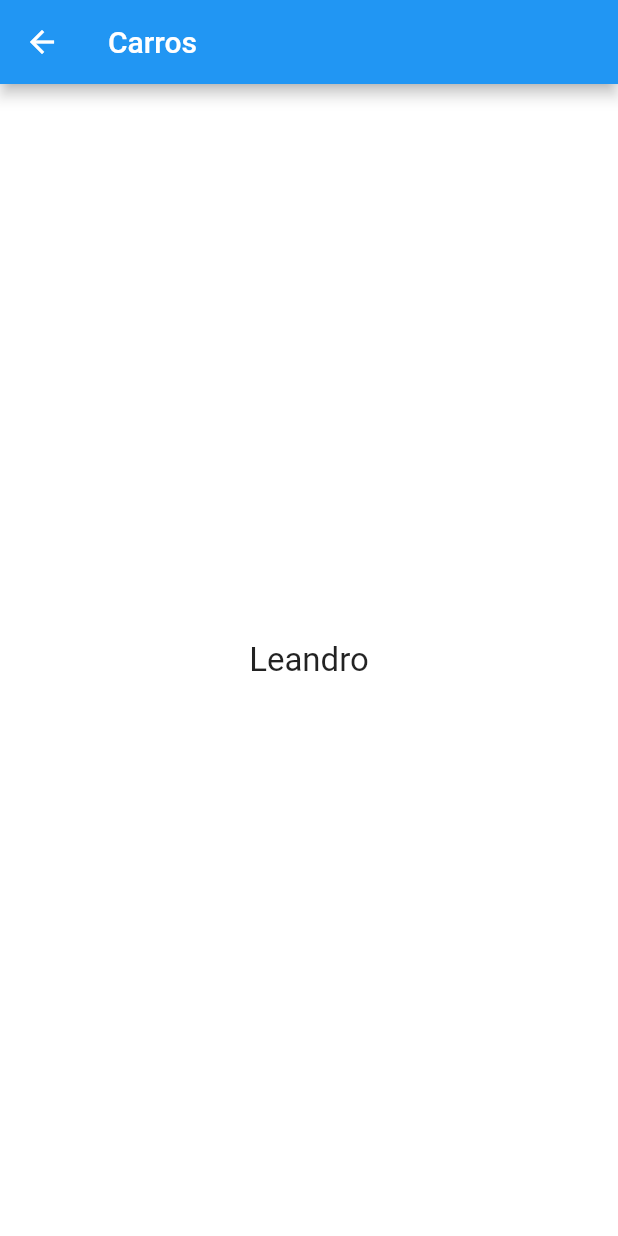
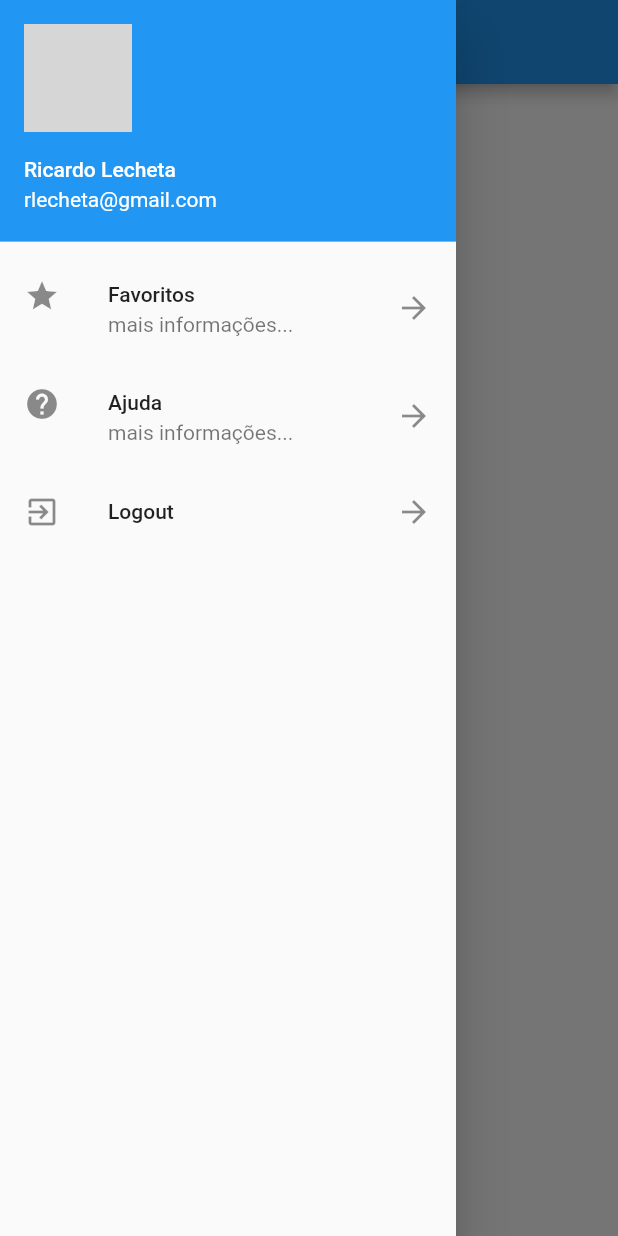
Before and after one commit to 17bastos/carros, a Flutter app: the HomePage screen opened directly, with the side drawer open (before the commit the screen has no drawer), on a phone screen of 412 x 824 dp. Run offline on Flutter 3.47's test engine with Material 2 defaults, Android fonts, the phone set to English and light mode, and no system bars; network calls fail; grey boxes are pictures that could not be loaded.

Commit message:
Seção 7: Home & Drawer

```diff
--- a/lib/pages/home_page.dart
+++ b/lib/pages/home_page.dart
@@ -1,3 +1,4 @@
+import 'package:carros/widgets/drawer-list.dart';
 import 'package:flutter/cupertino.dart';
 import 'package:flutter/material.dart';
 
@@ -9,6 +10,7 @@ class HomePage extends StatelessWidget {
         title: Text("Carros"),
       ),
       body: _body(),
+      drawer: DrawerList(),
     );
   }
 
--- a/lib/pages/login_page.dart
+++ b/lib/pages/login_page.dart
@@ -87,7 +87,7 @@ class _LoginPageState extends State<LoginPage> {
     if (response.ok) {
       Usuario user = response.result;
       print(user);
-      push(context, HomePage());
+      push(context, HomePage(), replace: true);
     } else {
       alert(context, response.msg);
     }
--- /dev/null
+++ b/lib/widgets/drawer-list.dart
@@ -0,0 +1,54 @@
+import 'package:carros/pages/login_page.dart';
+import 'package:carros/utils/nav.dart';
+import 'package:flutter/material.dart';
+
+class DrawerList extends StatelessWidget {
+  @override
+  Widget build(BuildContext context) {
+    return Drawer(
+      child: ListView(
+        children: <Widget>[
+          UserAccountsDrawerHeader(
+            accountName: Text("Ricardo Lecheta"),
+            accountEmail: Text("rlecheta@gmail.com"),
+            currentAccountPicture: CircleAvatar(
+              backgroundImage: NetworkImage(
+                  "https://encrypted-tbn0.gstatic.com/images?q=tbn:ANd9GcQqP85ZnOcRSCX3nlYdkCvSxhSuZs0bLt1He8EvGr5ne8c7mTqW"),
+            ),
+          ),
+          ListTile(
+            leading: Icon(Icons.star),
+            title: Text("Favoritos"),
+            subtitle: Text("mais informações..."),
+            trailing: Icon(Icons.arrow_forward),
+            onTap: () {
+              print("Item 1");
+              Navigator.pop(context);
+            },
+          ),
+          ListTile(
+            leading: Icon(Icons.help),
+            title: Text("Ajuda"),
+            subtitle: Text("mais informações..."),
+            trailing: Icon(Icons.arrow_forward),
+            onTap: () {
+              print("Item 1");
+              Navigator.pop(context);
+            },
+          ),
+          ListTile(
+            leading: Icon(Icons.exit_to_app),
+            title: Text("Logout"),
+            trailing: Icon(Icons.arrow_forward),
+            onTap: () => _onClickLogout(context),
+          )
+        ],
+      ),
+    );
+  }
+
+  _onClickLogout(BuildContext context) {
+    Navigator.pop(context);
+    push(context, LoginPage(), replace: true);
+  }
+}
```
Also changed, not shown: lib/utils/nav.dart (+11 -4 lines).
